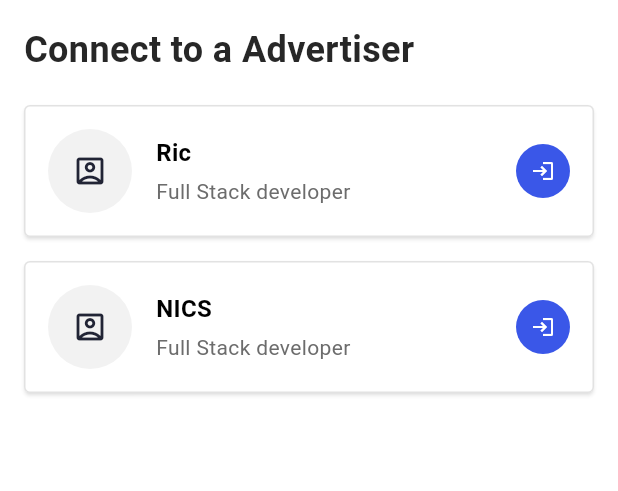
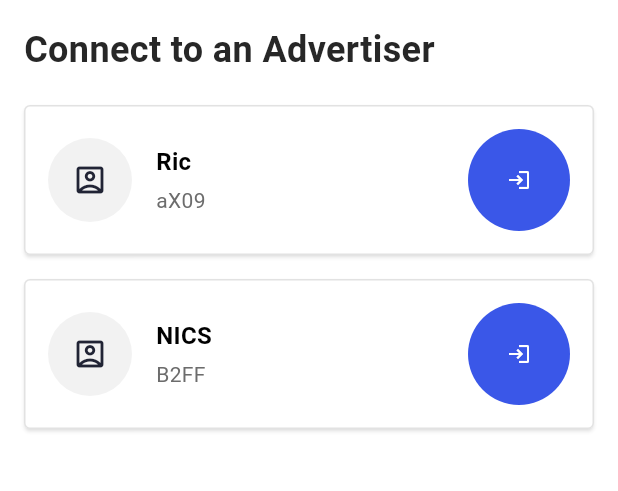
Before and after one commit to IgVelasco/nearby_cross, a Flutter app: the MainScreen screen opened directly, after a tap on "Search Devices", on a phone screen of 412 x 824 dp, the part 84-575 px from its top. Run offline on Flutter 3.47's test engine with Material 3 defaults, Android fonts, the phone set to English and light mode, and no system bars; our stand-ins replace permission_handler, plugin_platform_interface; missing offline and left inert: dart:ffi.

Commit message:
fix(flutter): :art: Added endpointID and screen refactor

```diff
--- a/example/lib/models/app_model.dart
+++ b/example/lib/models/app_model.dart
@@ -9,8 +9,8 @@ class AppModel extends ChangeNotifier {
   bool _isDiscovering = false;
   String _username = 'default username';
   final List<Item> _items = [
-    HashMap.from({"name": "Ric"}),
-    HashMap.from({"name": "NICS"}),
+    HashMap.from({"username": "Ric", "endpointId": "aX09"}),
+    HashMap.from({"username": "NICS", "endpointId": "B2FF"}),
   ];
 
   bool get isDiscovering => _isDiscovering;
@@ -35,6 +35,12 @@ class AppModel extends ChangeNotifier {
     notifyListeners();
   }
 
+  void connectToAdvertiser(String endpointId) {
+    print("Connecting to advertiser $endpointId");
+    // _username = newUsername;
+    notifyListeners();
+  }
+
   void startDiscovery() {
     _isDiscovering = true;
     print("Starting discovery!");
--- a/example/lib/screens/advertising_list.dart
+++ b/example/lib/screens/advertising_list.dart
@@ -23,7 +23,7 @@ class AdvertiserList extends StatelessWidget {
               const Padding(
                 padding: EdgeInsets.fromLTRB(0, 16, 0, 20),
                 child: Text(
-                  "Connect to a Advertiser",
+                  "Connect to an Advertiser",
                   textAlign: TextAlign.start,
                   overflow: TextOverflow.clip,
                   style: TextStyle(
@@ -44,8 +44,10 @@ class AdvertiserList extends StatelessWidget {
                       itemBuilder: (context, index) {
                         Item item = app.items[index];
                         print(item);
-                        String name = item["name"] ?? "Default Name";
-                        return AdvertisingListItem(name);
+                        String username =
+                            item["username"] ?? "Default username";
+                        String endpointId = item["endpointId"] ?? "ABCX";
+                        return AdvertisingListItem(username, endpointId);
                       })),
             ],
           ),
--- a/example/lib/screens/main_screen.dart
+++ b/example/lib/screens/main_screen.dart
@@ -5,29 +5,8 @@ import 'package:nearby_cross_example/widgets/input_dialog.dart';
 import 'package:nearby_cross_example/widgets/nc_appBar.dart';
 import 'package:provider/provider.dart';
 
-class MainScreen extends StatefulWidget {
+class MainScreen extends StatelessWidget {
   const MainScreen({super.key});
-
-  @override
-  State<MainScreen> createState() => _MainScreenState();
-}
-
-class _MainScreenState extends State<MainScreen> {
-  bool _isDiscovering = false;
-
-  void _startDiscovery() async {
-    setState(() {
-      _isDiscovering = true;
-      print('Discovery changed to $_isDiscovering');
-    });
-  }
-
-  void _stopDiscovery() async {
-    setState(() {
-      _isDiscovering = false;
-      print('Discovery changed to $_isDiscovering');
-    });
-  }
 
   @override
   Widget build(BuildContext context) {
@@ -47,22 +26,11 @@ class _MainScreenState extends State<MainScreen> {
                 crossAxisAlignment: CrossAxisAlignment.center,
                 mainAxisSize: MainAxisSize.max,
                 children: [
-                  Container(
-                    height: 60,
-                    width: 60,
-                    clipBehavior: Clip.antiAlias,
-                    decoration: const BoxDecoration(
-                      shape: BoxShape.circle,
-                    ),
-                    child: Image.network(
-                        "https://image.freepik.com/free-photo/pleasant-looking-serious-man-stands-profile-has-confident-expression-wears-casual-white-t-shirt_273609-16959.jpg",
-                        fit: BoxFit.cover),
-                  ),
                   Expanded(
                     flex: 1,
                     child: Padding(
-                      padding:
-                          EdgeInsets.symmetric(vertical: 0, horizontal: 16),
+                      padding: const EdgeInsets.symmetric(
+                          vertical: 0, horizontal: 16),
                       child: Column(
                         mainAxisAlignment: MainAxisAlignment.start,
                         crossAxisAlignment: CrossAxisAlignment.start,
@@ -168,10 +136,9 @@ class _MainScreenState extends State<MainScreen> {
                       "Discovery",
                     ),
                     onChanged: (value) => {
-                      if (value == false)
-                        {app.stopDiscovery()}
-                      else
-                        {app.startDiscovery()}
+                      value == false
+                          ? app.stopDiscovery()
+                          : app.startDiscovery()
                     },
                   ),
                 ),
@@ -188,6 +155,8 @@ class _MainScreenState extends State<MainScreen> {
                       builder: (context) => const AdvertiserList(),
                     ));
                   },
+                  trailing: const Icon(Icons.arrow_forward_ios,
+                      color: const Color(0xff212435), size: 24),
                   title: const Text(
                     "Search Devices",
                   ),
@@ -202,23 +171,7 @@ class _MainScreenState extends State<MainScreen> {
                 const ListTile(
                   tileColor: Color(0x1fffffff),
                   title: Text(
-                    "Pending Devices",
-                    style: TextStyle(
-                      fontWeight: FontWeight.w400,
-                      fontStyle: FontStyle.normal,
-                      fontSize: 14,
-                      color: Color(0xff000000),
-                    ),
-                    textAlign: TextAlign.start,
-                  ),
-                  dense: false,
-                  contentPadding:
-                      EdgeInsets.symmetric(vertical: 0, horizontal: 16),
-                  selected: false,
-                  selectedTileColor: Color(0x42000000),
-                  shape: RoundedRectangleBorder(
-                    borderRadius: BorderRadius.zero,
-                    side: BorderSide(color: Color(0x4d9e9e9e), width: 1),
+                    "Connected Devices",
                   ),
                   trailing: Icon(Icons.arrow_forward_ios,
                       color: Color(0xff212435), size: 24),
--- a/example/lib/widgets/advertising_list_item.dart
+++ b/example/lib/widgets/advertising_list_item.dart
@@ -1,8 +1,12 @@
 import 'package:flutter/material.dart';
+import 'package:provider/provider.dart';
+
+import '../models/app_model.dart';
 
 class AdvertisingListItem extends StatelessWidget {
-  final String name;
-  const AdvertisingListItem(this.name, {super.key});
+  final String username;
+  final String endpointId;
+  const AdvertisingListItem(this.username, this.endpointId, {super.key});
   @override
   Widget build(BuildContext context) {
     return Card(
@@ -46,7 +50,7 @@ class AdvertisingListItem extends StatelessWidget {
                   mainAxisSize: MainAxisSize.max,
                   children: [
                     Text(
-                      name,
+                      username,
                       textAlign: TextAlign.start,
                       maxLines: 1,
                       overflow: TextOverflow.clip,
@@ -57,14 +61,14 @@ class AdvertisingListItem extends StatelessWidget {
                         color: Color(0xff000000),
                       ),
                     ),
-                    const Padding(
-                      padding: EdgeInsets.fromLTRB(0, 4, 0, 0),
+                    Padding(
+                      padding: const EdgeInsets.fromLTRB(0, 4, 0, 0),
                       child: Text(
-                        "Full Stack developer",
+                        endpointId,
                         textAlign: TextAlign.start,
                         maxLines: 1,
                         overflow: TextOverflow.ellipsis,
-                        style: TextStyle(
+                        style: const TextStyle(
                           fontWeight: FontWeight.w400,
                           fontStyle: FontStyle.normal,
                           fontSize: 14,
@@ -84,12 +88,18 @@ class AdvertisingListItem extends StatelessWidget {
                   color: Color(0xff3a57e8),
                   shape: BoxShape.circle,
                 ),
-              child: const Icon(
+                child: IconButton(
+                  onPressed: () {
+                    Provider.of<AppModel>(context, listen: false)
+                        .connectToAdvertiser(endpointId);
+                    Navigator.pop(context);
+                  },
+                  icon: const Icon(
                     Icons.login,
                     color: Color(0xffffffff),
                     size: 16,
                   ),
-            ),
+                )),
           ],
         ),
       ),
```
Lines whose indentation alone changed are shown as unchanged.
